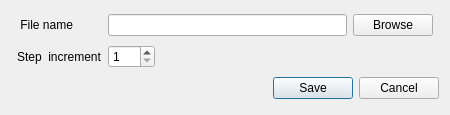
The window that dialogs/dumpdialog.ui (piti-diablotin/qAgate) describes before a commit, drawn with Qt 5.
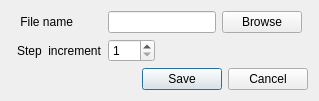
The same window after the commit.

```diff
--- a/dialogs/dumpdialog.ui
+++ b/dialogs/dumpdialog.ui
@@ -14,6 +14,9 @@
    <string>Dialog</string>
   </property>
   <layout class="QGridLayout" name="gridLayout">
+   <property name="sizeConstraint">
+    <enum>QLayout::SetFixedSize</enum>
+   </property>
    <item row="5" column="0" colspan="5">
     <widget class="QDialogButtonBox" name="buttonBox">
      <property name="orientation">
```
